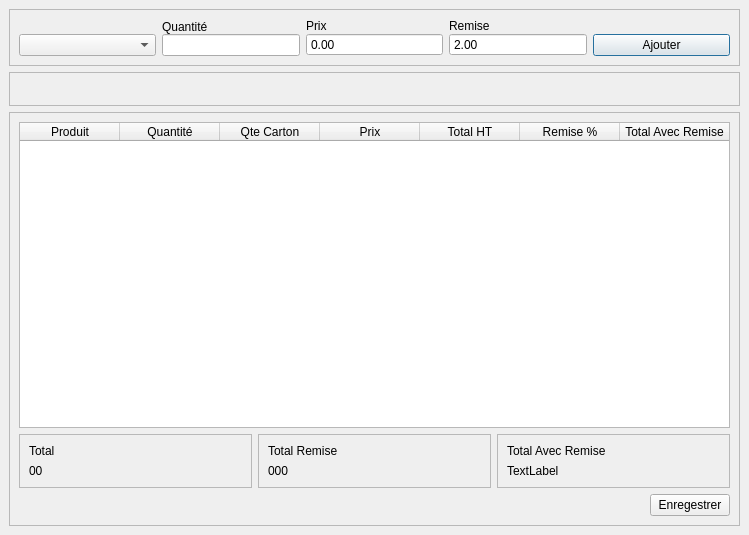
Before: the Qt Designer form gui/ui_vente_gros.ui in bdabve/credits, drawn with Qt 5.
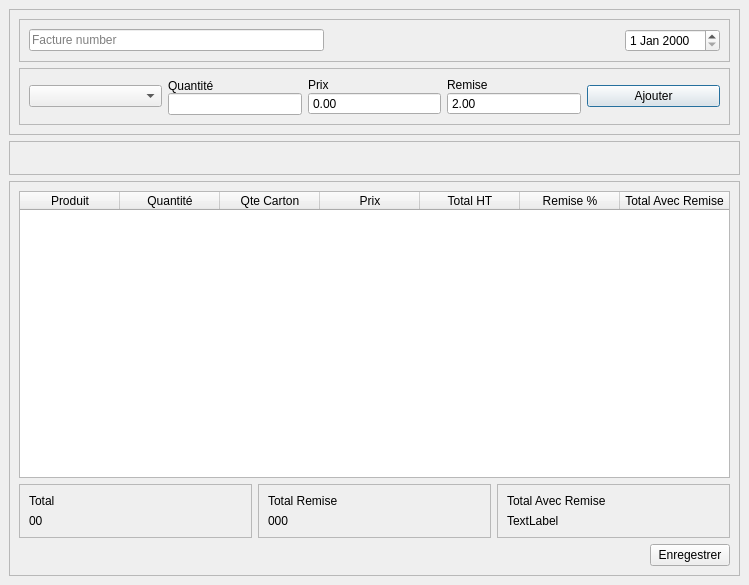
After: the same form once the commit is applied.

```diff
--- a/gui/ui_vente_gros.ui
+++ b/gui/ui_vente_gros.ui
@@ -10,7 +10,7 @@
     <x>0</x>
     <y>0</y>
     <width>749</width>
-    <height>535</height>
+    <height>585</height>
    </rect>
   </property>
   <property name="windowTitle">
@@ -46,8 +46,52 @@
         <property name="frameShadow">
          <enum>QFrame::Raised</enum>
         </property>
+        <layout class="QVBoxLayout" name="verticalLayout_10">
+         <item>
+          <widget class="QFrame" name="frame_10">
+           <property name="frameShape">
+            <enum>QFrame::StyledPanel</enum>
+           </property>
+           <property name="frameShadow">
+            <enum>QFrame::Raised</enum>
+           </property>
         <layout class="QHBoxLayout" name="horizontalLayout">
-         <item alignment="Qt::AlignBottom">
+            <item>
+             <widget class="QLineEdit" name="lineEditFactNumber">
+              <property name="placeholderText">
+               <string>Facture number</string>
+              </property>
+             </widget>
+            </item>
+            <item>
+             <spacer name="horizontalSpacer">
+              <property name="orientation">
+               <enum>Qt::Horizontal</enum>
+              </property>
+              <property name="sizeHint" stdset="0">
+               <size>
+                <width>40</width>
+                <height>20</height>
+               </size>
+              </property>
+             </spacer>
+            </item>
+            <item>
+             <widget class="QDateEdit" name="dateEditFactDate"/>
+            </item>
+           </layout>
+          </widget>
+         </item>
+         <item>
+          <widget class="QFrame" name="frame_9">
+           <property name="frameShape">
+            <enum>QFrame::StyledPanel</enum>
+           </property>
+           <property name="frameShadow">
+            <enum>QFrame::Raised</enum>
+           </property>
+           <layout class="QHBoxLayout" name="horizontalLayout_4">
+            <item>
           <widget class="QComboBox" name="comboBoxProduct">
            <property name="editable">
             <bool>false</bool>
@@ -189,7 +233,7 @@
            </layout>
           </widget>
          </item>
-         <item alignment="Qt::AlignBottom">
+            <item>
           <widget class="QPushButton" name="buttonAddProduct">
            <property name="text">
             <string>Ajouter</string>
@@ -199,6 +243,9 @@
         </layout>
        </widget>
       </item>
+        </layout>
+       </widget>
+      </item>
       <item>
        <widget class="QFrame" name="frame_8">
         <property name="frameShape">
```
Left out of the diff: 2 changed lines with no effect on the pictures. Lines whose indentation alone changed are shown as unchanged.
